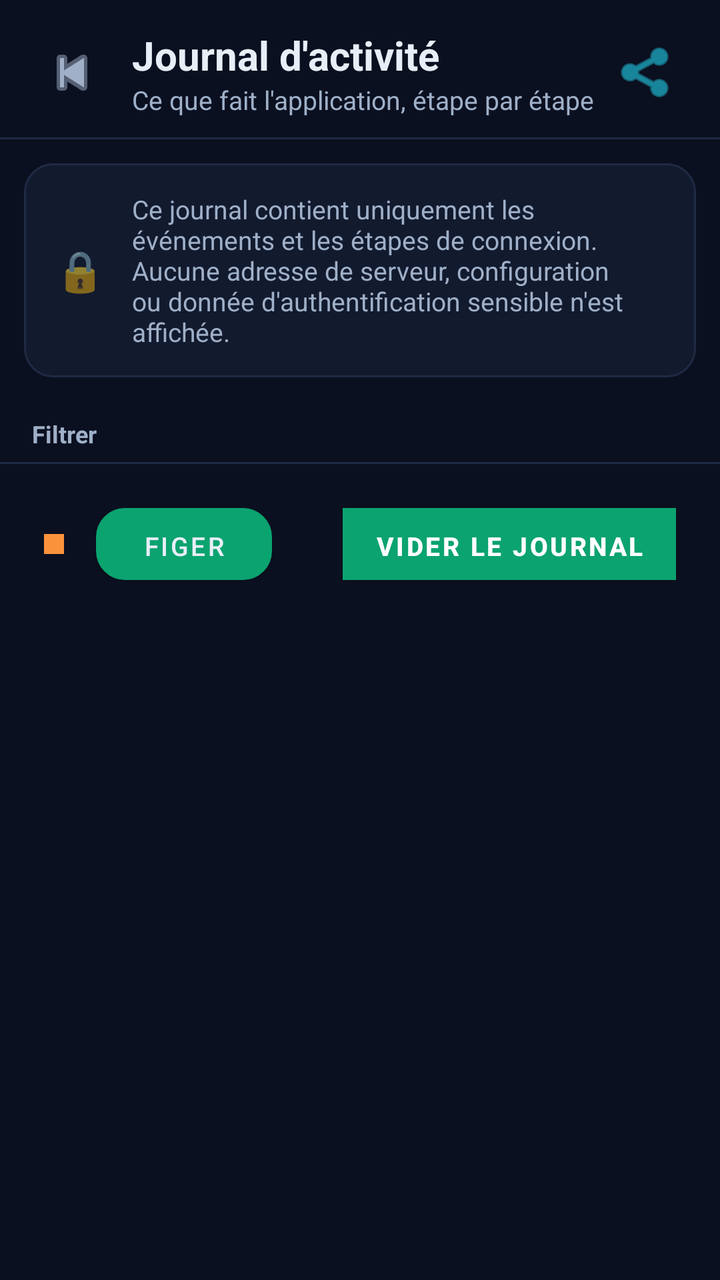
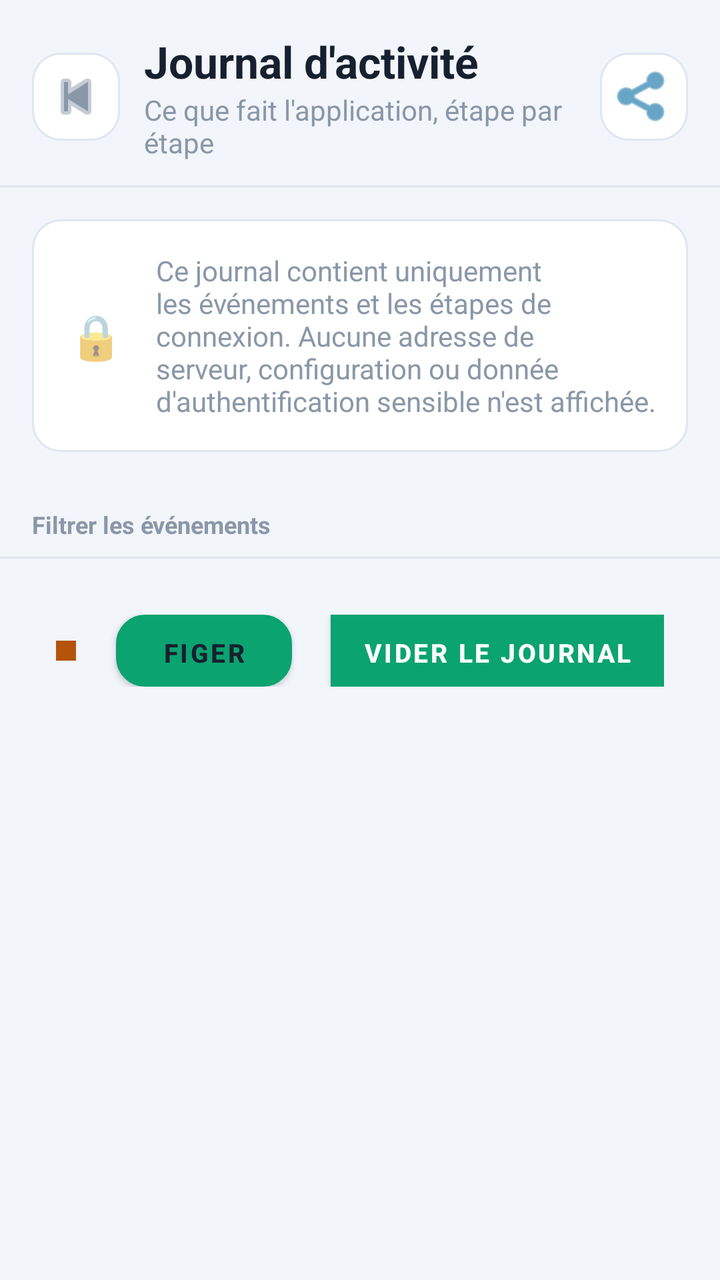

An Android layout rendered at two revisions. The XML below is the earlier revision; the diff shows what the commit changed to produce the second picture.
<!-- AndroidManifest.xml: application theme Theme.VPNApp -->
<!-- res/layout/fragment_logs.xml -->
<?xml version="1.0" encoding="utf-8"?>
<LinearLayout xmlns:android="http://schemas.android.com/apk/res/android"
    android:layout_width="match_parent"
    android:layout_height="match_parent"
    android:background="@color/log_bg"
    android:orientation="vertical">

    
    <LinearLayout
        android:layout_width="match_parent"
        android:layout_height="wrap_content"
        android:gravity="center_vertical"
        android:orientation="horizontal"
        android:paddingStart="16dp"
        android:paddingTop="14dp"
        android:paddingEnd="16dp"
        android:paddingBottom="10dp">

        <ImageButton
            android:id="@+id/logs_back"
            android:layout_width="40dp"
            android:layout_height="40dp"
            android:background="@android:color/transparent"
            android:contentDescription="Retour"
            android:src="@android:drawable/ic_media_previous"
            android:tint="@color/log_text_dim" />

        <LinearLayout
            android:layout_width="0dp"
            android:layout_height="wrap_content"
            android:layout_weight="1"
            android:layout_marginStart="10dp"
            android:orientation="vertical">

            <TextView
                android:id="@+id/logs_title"
                android:layout_width="wrap_content"
                android:layout_height="wrap_content"
                android:text="Journal d'activité"
                android:textColor="@color/log_text"
                android:textSize="20sp"
                android:textStyle="bold" />

            <TextView
                android:id="@+id/logs_subtitle"
                android:layout_width="wrap_content"
                android:layout_height="wrap_content"
                android:text="Ce que fait l'application, étape par étape"
                android:textColor="@color/log_text_dim"
                android:textSize="13sp" />
        </LinearLayout>

        <ImageButton
            android:id="@+id/logs_share"
            android:layout_width="40dp"
            android:layout_height="40dp"
            android:background="@android:color/transparent"
            android:contentDescription="Partager le journal"
            android:src="@android:drawable/ic_menu_share"
            android:tint="@color/log_cyan" />
    </LinearLayout>

    <View
        android:layout_width="match_parent"
        android:layout_height="1dp"
        android:background="@color/log_border" />

    
    <LinearLayout
        android:layout_width="match_parent"
        android:layout_height="wrap_content"
        android:layout_margin="12dp"
        android:background="@drawable/log_card_bg"
        android:gravity="center_vertical"
        android:orientation="horizontal"
        android:padding="14dp">

        <TextView
            android:layout_width="28dp"
            android:layout_height="28dp"
            android:gravity="center"
            android:text="🔒"
            android:textSize="20sp" />

        <TextView
            android:layout_width="0dp"
            android:layout_height="wrap_content"
            android:layout_weight="1"
            android:layout_marginStart="12dp"
            android:text="Ce journal contient uniquement les événements et les étapes de connexion. Aucune adresse de serveur, configuration ou donnée d'authentification sensible n'est affichée."
            android:textColor="@color/log_text_dim"
            android:textSize="13sp" />
    </LinearLayout>

    
    <LinearLayout
        android:layout_width="match_parent"
        android:layout_height="wrap_content"
        android:layout_marginStart="16dp"
        android:layout_marginTop="8dp"
        android:layout_marginEnd="16dp"
        android:orientation="vertical">

        <TextView
            android:layout_width="wrap_content"
            android:layout_height="wrap_content"
            android:text="Filtrer"
            android:textColor="@color/log_text_dim"
            android:textSize="12sp"
            android:textStyle="bold" />

        <HorizontalScrollView
            android:id="@+id/logs_chips_scroll"
            android:layout_width="match_parent"
            android:layout_height="wrap_content"
            android:layout_marginTop="6dp"
            android:fillViewport="false"
            android:scrollbars="none">

            <LinearLayout
                android:id="@+id/logs_chips"
                android:layout_width="wrap_content"
                android:layout_height="wrap_content"
                android:orientation="horizontal" />
        </HorizontalScrollView>
    </LinearLayout>

    <View
        android:layout_width="match_parent"
        android:layout_height="1dp"
        android:background="@color/log_border" />

    
    <LinearLayout
        android:layout_width="match_parent"
        android:layout_height="wrap_content"
        android:layout_margin="12dp"
        android:gravity="center_vertical"
        android:orientation="horizontal"
        android:padding="10dp">

        <LinearLayout
            android:id="@+id/logs_freeze_row"
            android:layout_width="0dp"
            android:layout_height="wrap_content"
            android:layout_weight="1"
            android:gravity="center_vertical"
            android:orientation="horizontal">

            <View
                android:id="@+id/logs_freeze_indicator"
                android:layout_width="10dp"
                android:layout_height="10dp"
                android:layout_marginEnd="8dp"
                android:background="@color/log_orange" />

            <TextView
                android:id="@+id/logs_freeze_label"
                android:layout_width="wrap_content"
                android:layout_height="wrap_content"
                android:text="Affichage figé"
                android:textColor="@color/log_orange"
                android:textSize="13sp"
                android:textStyle="bold"
                android:visibility="gone" />

            <Button
                android:id="@+id/logs_freeze"
                android:layout_width="wrap_content"
                android:layout_height="36dp"
                android:layout_marginStart="8dp"
                android:background="@drawable/log_card_bg"
                android:text="Figer"
                android:textColor="@color/log_text"
                android:textSize="13sp" />
        </LinearLayout>

        <Button
            android:id="@+id/logs_clear"
            android:layout_width="wrap_content"
            android:layout_height="36dp"
            android:background="@color/log_red"
            android:text="Vider le journal"
            android:textColor="#FFFFFF"
            android:textSize="13sp"
            android:textStyle="bold" />
    </LinearLayout>

    
    <TextView
        android:id="@+id/logs_empty"
        android:layout_width="match_parent"
        android:layout_height="wrap_content"
        android:layout_margin="20dp"
        android:gravity="center"
        android:text="Aucun événement.\nConnectez-vous pour démarrer le journal."
        android:textColor="@color/log_text_dim"
        android:textSize="14sp"
        android:visibility="gone" />

    
    <ScrollView
        android:id="@+id/logs_scroll"
        android:layout_width="match_parent"
        android:layout_height="0dp"
        android:layout_weight="1"
        android:fillViewport="true"
        android:overScrollMode="never"
        android:scrollbars="none">

        <LinearLayout
            android:id="@+id/logs_timeline"
            android:layout_width="match_parent"
            android:layout_height="wrap_content"
            android:orientation="vertical"
            android:paddingStart="16dp"
            android:paddingEnd="16dp"
            android:paddingBottom="24dp" />
    </ScrollView>
</LinearLayout>
<!-- resources referenced by this layout -->
<resources>
  <color name="log_bg">#0B1020</color>
  <color name="log_border">#1F2A44</color>
  <color name="log_cyan">#22D3EE</color>
  <color name="log_orange">#FB923C</color>
  <color name="log_red">#F87171</color>
  <color name="log_text">#E8EEF7</color>
  <color name="log_text_dim">#9FB0C8</color>
  <!-- drawable log_card_bg (drawable) -->
  <?xml version="1.0" encoding="utf-8"?>
  <shape xmlns:android="http://schemas.android.com/apk/res/android"
      android:shape="rectangle">
      <solid android:color="@color/log_card" />
      <stroke android:width="1dp" android:color="@color/log_border" />
      <corners android:radius="14dp" />
  </shape>
  <style name="Theme.VPNApp" parent="Theme.MaterialComponents.DayNight.DarkActionBar">
          <item name="colorPrimary">@color/npv_green</item>
          <item name="colorPrimaryVariant">@color/npv_green_dim</item>
          <item name="colorOnPrimary">@android:color/white</item>
          <item name="colorSecondary">@color/secondary</item>
          <item name="colorSecondaryVariant">@color/secondary</item>
          <item name="colorOnSecondary">@android:color/white</item>
          <item name="android:colorBackground">@color/background</item>
          <item name="colorSurface">@color/surface</item>
          <item name="colorOnSurface">@color/text_primary</item>
          <item name="colorError">@color/error</item>
          <item name="android:statusBarColor">?attr/colorPrimaryVariant</item>
          <item name="android:navigationBarColor">@color/background</item>
      </style>
  <color name="log_card">#121A2E</color>
  <color name="npv_green">#0BA36F</color>
  <color name="npv_green_dim">#D9F2E7</color>
  <color name="secondary">#E2E8F0</color>
  <color name="background">#F8FAFC</color>
  <color name="surface">#FFFFFF</color>
  <color name="text_primary">#1E293B</color>
  <color name="error">#EF4444</color>
</resources>

<!-- the commit's change to res/layout/fragment_logs.xml (unified diff, before → after) -->
@@ -12,15 +12,15 @@
         android:gravity="center_vertical"
         android:orientation="horizontal"
         android:paddingStart="16dp"
-        android:paddingTop="14dp"
+        android:paddingTop="16dp"
         android:paddingEnd="16dp"
-        android:paddingBottom="10dp">
+        android:paddingBottom="12dp">
 
         <ImageButton
             android:id="@+id/logs_back"
-            android:layout_width="40dp"
-            android:layout_height="40dp"
-            android:background="@android:color/transparent"
+            android:layout_width="44dp"
+            android:layout_height="44dp"
+            android:background="@drawable/log_card_bg"
             android:contentDescription="Retour"
             android:src="@android:drawable/ic_media_previous"
             android:tint="@color/log_text_dim" />
@@ -29,7 +29,7 @@
             android:layout_width="0dp"
             android:layout_height="wrap_content"
             android:layout_weight="1"
-            android:layout_marginStart="10dp"
+            android:layout_marginStart="12dp"
             android:orientation="vertical">
 
             <TextView
@@ -38,7 +38,7 @@
                 android:layout_height="wrap_content"
                 android:text="Journal d'activité"
                 android:textColor="@color/log_text"
-                android:textSize="20sp"
+                android:textSize="22sp"
                 android:textStyle="bold" />
 
             <TextView
@@ -47,14 +47,14 @@
                 android:layout_height="wrap_content"
                 android:text="Ce que fait l'application, étape par étape"
                 android:textColor="@color/log_text_dim"
-                android:textSize="13sp" />
+                android:textSize="14sp" />
         </LinearLayout>
 
         <ImageButton
             android:id="@+id/logs_share"
-            android:layout_width="40dp"
-            android:layout_height="40dp"
-            android:background="@android:color/transparent"
+            android:layout_width="44dp"
+            android:layout_height="44dp"
+            android:background="@drawable/log_card_bg"
             android:contentDescription="Partager le journal"
             android:src="@android:drawable/ic_menu_share"
             android:tint="@color/log_cyan" />
@@ -69,27 +69,27 @@
     <LinearLayout
         android:layout_width="match_parent"
         android:layout_height="wrap_content"
-        android:layout_margin="12dp"
+        android:layout_margin="16dp"
         android:background="@drawable/log_card_bg"
         android:gravity="center_vertical"
         android:orientation="horizontal"
-        android:padding="14dp">
+        android:padding="16dp">
 
         <TextView
-            android:layout_width="28dp"
-            android:layout_height="28dp"
+            android:layout_width="32dp"
+            android:layout_height="32dp"
             android:gravity="center"
             android:text="🔒"
-            android:textSize="20sp" />
+            android:textSize="22sp" />
 
         <TextView
             android:layout_width="0dp"
             android:layout_height="wrap_content"
             android:layout_weight="1"
-            android:layout_marginStart="12dp"
+            android:layout_marginStart="14dp"
             android:text="Ce journal contient uniquement les événements et les étapes de connexion. Aucune adresse de serveur, configuration ou donnée d'authentification sensible n'est affichée."
             android:textColor="@color/log_text_dim"
-            android:textSize="13sp" />
+            android:textSize="14sp" />
     </LinearLayout>
 
     
@@ -97,14 +97,14 @@
         android:layout_width="match_parent"
         android:layout_height="wrap_content"
         android:layout_marginStart="16dp"
-        android:layout_marginTop="8dp"
+        android:layout_marginTop="12dp"
         android:layout_marginEnd="16dp"
         android:orientation="vertical">
 
         <TextView
             android:layout_width="wrap_content"
             android:layout_height="wrap_content"
-            android:text="Filtrer"
+            android:text="Filtrer les événements"
             android:textColor="@color/log_text_dim"
             android:textSize="12sp"
             android:textStyle="bold" />
@@ -113,7 +113,7 @@
             android:id="@+id/logs_chips_scroll"
             android:layout_width="match_parent"
             android:layout_height="wrap_content"
-            android:layout_marginTop="6dp"
+            android:layout_marginTop="8dp"
             android:fillViewport="false"
             android:scrollbars="none">
 
@@ -134,10 +134,10 @@
     <LinearLayout
         android:layout_width="match_parent"
         android:layout_height="wrap_content"
-        android:layout_margin="12dp"
+        android:layout_margin="16dp"
         android:gravity="center_vertical"
         android:orientation="horizontal"
-        android:padding="10dp">
+        android:padding="12dp">
 
         <LinearLayout
             android:id="@+id/logs_freeze_row"
@@ -151,7 +151,7 @@
                 android:id="@+id/logs_freeze_indicator"
                 android:layout_width="10dp"
                 android:layout_height="10dp"
-                android:layout_marginEnd="8dp"
+                android:layout_marginEnd="10dp"
                 android:background="@color/log_orange" />
 
             <TextView
@@ -168,11 +168,12 @@
                 android:id="@+id/logs_freeze"
                 android:layout_width="wrap_content"
                 android:layout_height="36dp"
-                android:layout_marginStart="8dp"
+                android:layout_marginStart="10dp"
                 android:background="@drawable/log_card_bg"
                 android:text="Figer"
                 android:textColor="@color/log_text"
-                android:textSize="13sp" />
+                android:textSize="13sp"
+                android:textStyle="bold" />
         </LinearLayout>
 
         <Button
@@ -191,11 +192,11 @@
         android:id="@+id/logs_empty"
         android:layout_width="match_parent"
         android:layout_height="wrap_content"
-        android:layout_margin="20dp"
+        android:layout_margin="32dp"
         android:gravity="center"
         android:text="Aucun événement.\nConnectez-vous pour démarrer le journal."
         android:textColor="@color/log_text_dim"
-        android:textSize="14sp"
+        android:textSize="15sp"
         android:visibility="gone" />
 
     
@@ -215,6 +216,6 @@
             android:orientation="vertical"
             android:paddingStart="16dp"
             android:paddingEnd="16dp"
-            android:paddingBottom="24dp" />
+            android:paddingBottom="32dp" />
     </ScrollView>
 </LinearLayout>
<!-- resource entries referenced after the edit -->
@@ -1,12 +1,12 @@
 <!-- resources referenced by this layout -->
 <resources>
-  <color name="log_bg">#0B1020</color>
-  <color name="log_border">#1F2A44</color>
-  <color name="log_cyan">#22D3EE</color>
-  <color name="log_orange">#FB923C</color>
-  <color name="log_red">#F87171</color>
-  <color name="log_text">#E8EEF7</color>
-  <color name="log_text_dim">#9FB0C8</color>
+  <color name="log_bg">@color/npv_bg</color>
+  <color name="log_border">@color/npv_border</color>
+  <color name="log_cyan">@color/npv_cyan</color>
+  <color name="log_orange">@color/npv_yellow</color>
+  <color name="log_red">@color/npv_red</color>
+  <color name="log_text">@color/npv_text</color>
+  <color name="log_text_dim">@color/npv_dim</color>
   <!-- drawable log_card_bg (drawable) -->
   <?xml version="1.0" encoding="utf-8"?>
   <shape xmlns:android="http://schemas.android.com/apk/res/android"
@@ -29,7 +29,14 @@
           <item name="android:statusBarColor">?attr/colorPrimaryVariant</item>
           <item name="android:navigationBarColor">@color/background</item>
       </style>
-  <color name="log_card">#121A2E</color>
+  <color name="npv_bg">#F2F5FA</color>
+  <color name="npv_border">#DFE6F0</color>
+  <color name="npv_cyan">#0369A1</color>
+  <color name="npv_yellow">#B45309</color>
+  <color name="npv_red">#E5484D</color>
+  <color name="npv_text">#17202E</color>
+  <color name="npv_dim">#8A97A8</color>
+  <color name="log_card">@color/npv_card</color>
   <color name="npv_green">#0BA36F</color>
   <color name="npv_green_dim">#D9F2E7</color>
   <color name="secondary">#E2E8F0</color>
@@ -37,5 +44,6 @@
   <color name="surface">#FFFFFF</color>
   <color name="text_primary">#1E293B</color>
   <color name="error">#EF4444</color>
+  <color name="npv_card">#FFFFFF</color>
 </resources>
 
